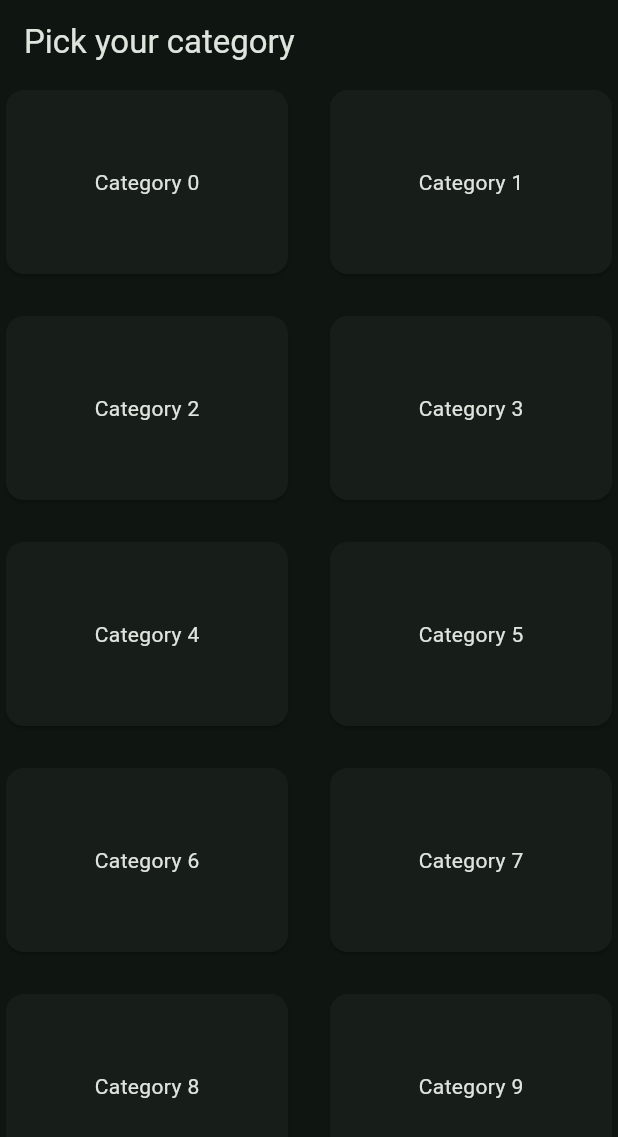
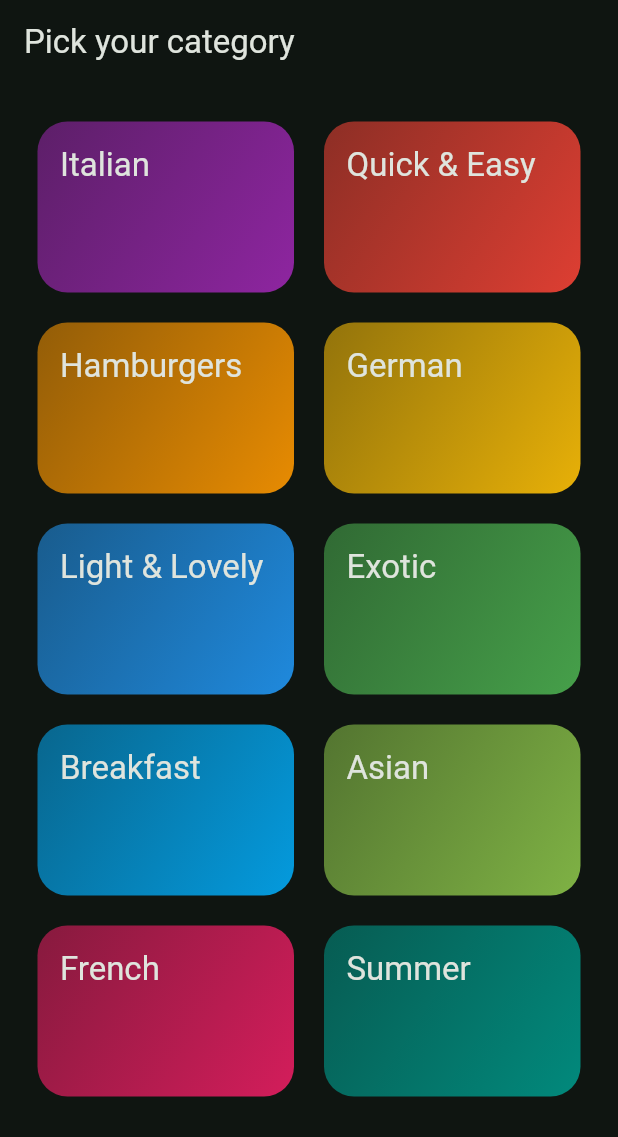
Before and after one commit to 4DeR99/Meals_app, a Flutter app: the screen it shows after launch, on a phone screen of 412 x 824 dp. Shown: the top 1137 px of the screen. Run offline on Flutter 3.47's test engine with Material 3 defaults, Android fonts, the phone set to English and light mode, and no system bars; our stand-ins replace google_fonts.

Commit message:
feat: created a CategorieGridItem widget
created a new widget CategorieGridItem to show my list items on the grid

```diff
--- a/lib/screens/categories.dart
+++ b/lib/screens/categories.dart
@@ -1,4 +1,7 @@
 import 'package:flutter/material.dart';
+
+import 'package:meals_app/data/dummy_data.dart';
+import 'package:meals_app/widgets/categorie_grid_item.dart';
 
 class CategoriesScreen extends StatelessWidget {
   const CategoriesScreen({super.key});
@@ -10,20 +13,16 @@ class CategoriesScreen extends StatelessWidget {
         title: Text('Pick your category'),
       ),
       body: GridView(
+        padding: const EdgeInsets.all(25),
         gridDelegate: const SliverGridDelegateWithFixedCrossAxisCount(
           crossAxisCount: 2,
           childAspectRatio: 3 / 2,
           crossAxisSpacing: 20,
           mainAxisSpacing: 20,
         ),
-        children: [
-          for (var i = 0; i < 10; i++)
-            Card(
-              child: Center(
-                child: Text('Category $i'),
-              ),
-            ),
-        ],
+        children: availableCategories
+            .map((category) => CategorieGridItem(category: category))
+            .toList(),
       ),
     );
   }
--- /dev/null
+++ b/lib/widgets/categorie_grid_item.dart
@@ -0,0 +1,38 @@
+import 'package:flutter/material.dart';
+
+import 'package:meals_app/models/category.dart';
+
+class CategorieGridItem extends StatelessWidget {
+  const CategorieGridItem({super.key, required this.category});
+
+  final Category category;
+
+  @override
+  Widget build(BuildContext context) {
+    return InkWell(
+      onTap: () {},
+      splashColor: Theme.of(context).primaryColor,
+      borderRadius: BorderRadius.circular(20),
+      child: Container(
+        padding: const EdgeInsets.all(15),
+        decoration: BoxDecoration(
+          borderRadius: BorderRadius.circular(20),
+          gradient: LinearGradient(
+            colors: [
+              category.color.withOpacity(0.55),
+              category.color.withOpacity(0.9),
+            ],
+            begin: Alignment.topLeft,
+            end: Alignment.bottomRight,
+          ),
+        ),
+        child: Text(
+          category.title,
+          style: Theme.of(context).textTheme.titleLarge!.copyWith(
+                color: Theme.of(context).colorScheme.onBackground,
+              ),
+        ),
+      ),
+    );
+  }
+}
```
